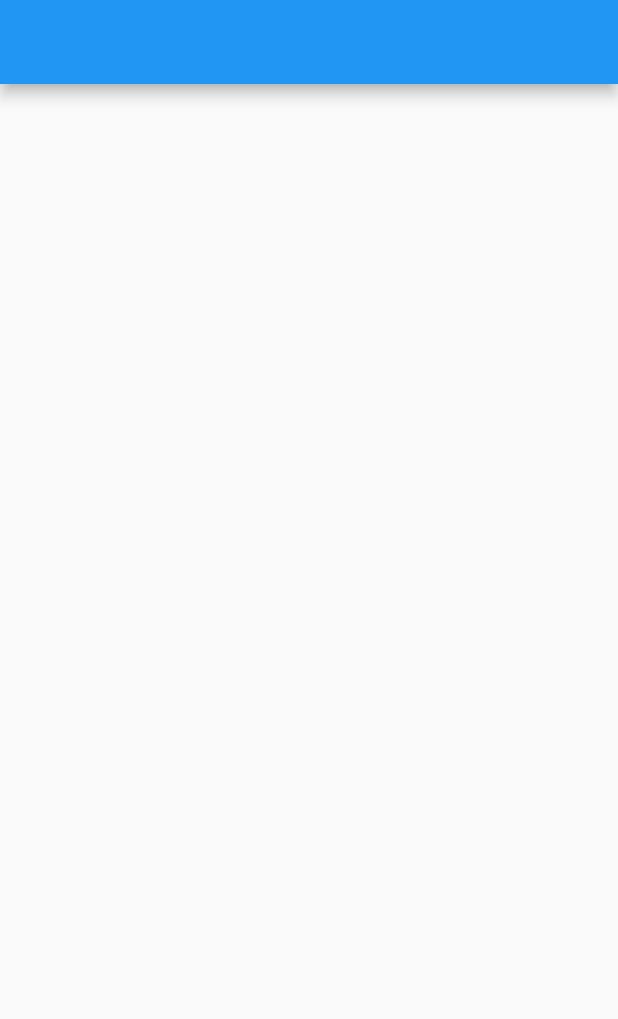
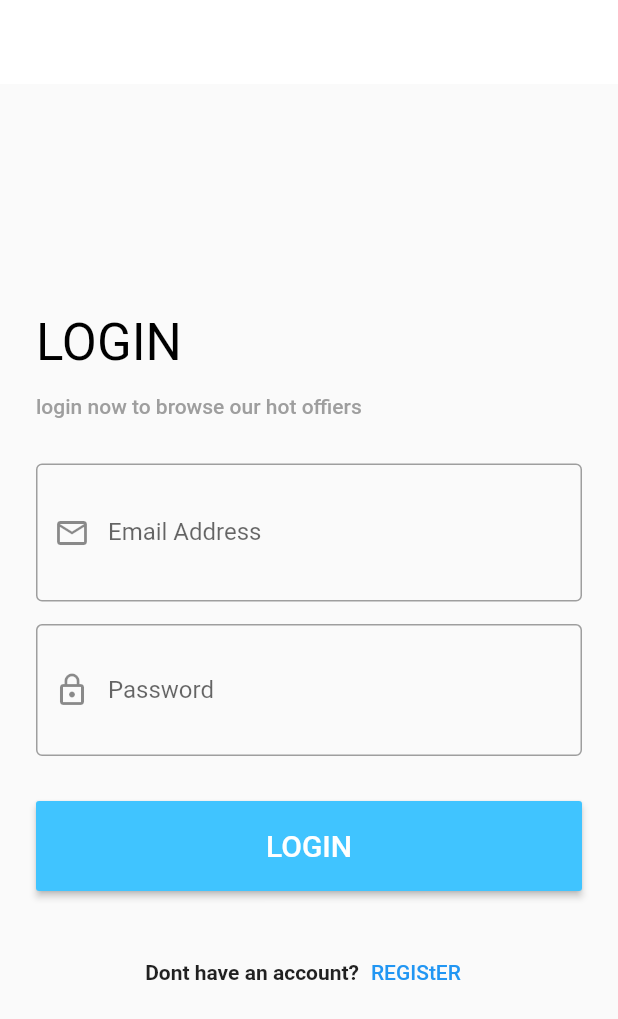
Before and after one commit to MomenAlbash/shopApp, a Flutter app: the onBoardingView screen opened directly, after a tap on "SKIP", on a phone screen of 412 x 824 dp. Shown: the top 1019 px of the screen. Run offline on Flutter 3.47's test engine with Material 2 defaults, Android fonts, the phone set to English and light mode, and no system bars; our stand-ins replace smooth_page_indicator.

Commit message:
finish LoginView

```diff
--- a/lib/main.dart
+++ b/lib/main.dart
@@ -1,5 +1,5 @@
 import 'package:flutter/material.dart';
-import 'package:shopapp/views/onBoardingView.dart';
+import 'package:shopapp/views/LoginView.dart';
 
 void main(){
   runApp(shopApp());
@@ -9,8 +9,15 @@ class shopApp extends StatelessWidget {
   @override
   Widget build(BuildContext context) {
     return MaterialApp(
+
       debugShowCheckedModeBanner: false,
-      home: onBoardingView(),
+      home: LoginView(),
+      theme: ThemeData(
+        appBarTheme: AppBarTheme(
+          backgroundColor: Colors.white,
+          elevation: 0,
+        ),
+      ),
     );
   }
 }
--- a/lib/views/LoginView.dart
+++ b/lib/views/LoginView.dart
@@ -1,11 +1,96 @@
 import 'package:flutter/material.dart';
+import 'package:shopapp/widgets/CustomMaterialButton.dart';
+import 'package:shopapp/widgets/CustomTextFormField.dart';
 
 class LoginView extends StatelessWidget {
   const LoginView({super.key});
+
   @override
   Widget build(BuildContext context) {
+    var emailController = TextEditingController();
+    var passwordController = TextEditingController();
     return Scaffold(
       appBar: AppBar(),
+      body: Center(
+        child: SingleChildScrollView(
+          child: Padding(
+            padding: const EdgeInsets.symmetric(horizontal: 24.0),
+            child: Column(
+              crossAxisAlignment: CrossAxisAlignment.start,
+              children: [
+                Text(
+                  'LOGIN',
+                  style: Theme.of(context)
+                      .textTheme
+                      .headline4!
+                      .copyWith(color: Colors.black),
+                ),
+                const SizedBox(
+                  height: 15,
+                ),
+                Text(
+                  'login now to browse our hot offiers',
+                  style: Theme.of(context)
+                      .textTheme
+                      .bodyText1!
+                      .copyWith(color: Colors.grey),
+                ),
+                const SizedBox(
+                  height: 30,
+                ),
+                CustomTextField(
+                  textInputType: TextInputType.emailAddress,
+                  controller: emailController,
+                  labelText: 'Email Address',
+                  prefix: Icons.email_outlined,
+                  validate: (value) {
+                    if (value!.isEmpty) {
+                      return 'please enter your email address';
+                    }
+                  },
+                ),
+                const SizedBox(
+                  height: 15,
+                ),
+                CustomTextField(
+                  textInputType: TextInputType.visiblePassword,
+                  controller: passwordController,
+                  labelText: 'Password',
+                  prefix: Icons.lock_outline,
+                  validate: (value) {
+                    if (value!.isEmpty) {
+                      return 'password is too short';
+                    }
+                  },
+                  suffix: Icons.visibility,
+                ),
+                const SizedBox(
+                  height: 30,
+                ),
+                CustomMaterialButton(color: Colors.lightBlueAccent, onpressed: () {}),
+                const SizedBox(
+                  height: 30,
+                ),
+                Row(
+                  mainAxisAlignment: MainAxisAlignment.center,
+                  children: [
+                    const Text(
+                      'Dont have an account?',
+                      style: TextStyle(
+                        fontWeight: FontWeight.bold,
+                      ),
+                    ),
+                    TextButton(
+                      onPressed: () {},
+                      child: Text('REGIStER'),
+                    ),
+                  ],
+                ),
+              ],
+            ),
+          ),
+        ),
+      ),
     );
   }
 }
--- /dev/null
+++ b/lib/widgets/CustomMaterialButton.dart
@@ -0,0 +1,20 @@
+import 'package:flutter/material.dart';
+
+class CustomMaterialButton extends StatelessWidget {
+   CustomMaterialButton({required this.color,required this.onpressed,super.key});
+   final Function() onpressed;
+   final Color color;
+  @override
+  Widget build(BuildContext context) {
+    return Container(
+      height: 60,
+      width: double.infinity,
+      child: MaterialButton(
+        onPressed: () {},
+        color: color,
+        child: const Text('LOGIN',style: TextStyle(color: Colors.white,fontSize: 20),),
+      ),
+    );
+
+  }
+}
--- /dev/null
+++ b/lib/widgets/CustomTextFormField.dart
@@ -0,0 +1,58 @@
+
+import 'package:flutter/material.dart';
+
+class CustomTextField extends StatelessWidget {
+  CustomTextField({
+    required this.textInputType,
+    this.onchange,
+     this.hintText,
+    this.minLines,
+    required this.controller,
+    required this.labelText,
+    this.suffix,
+    this.prefix,
+    this.validate
+  }) ;
+  final String? hintText;
+  final String labelText;
+  final TextInputType textInputType;
+  Function(String)? onchange;
+  final int? minLines;
+  final TextEditingController controller;
+  final String? Function(String?)? validate;
+  final IconData? suffix;
+  final IconData? prefix;
+  @override
+  Widget build(BuildContext context) {
+    return TextFormField(
+      controller: controller,
+      minLines: 1,
+      maxLines: 5,
+
+      validator: validate ,
+      keyboardType: textInputType,
+      onChanged: onchange,
+      decoration: InputDecoration(
+        hintText: hintText,
+        labelText: labelText,
+        prefixIcon: Icon(prefix),
+        hintStyle: const TextStyle(color: Colors.grey),
+        enabled: true,
+        suffix:IconButton(
+          onPressed: (){},
+          icon: Icon(suffix),
+        ) ,
+        focusedBorder :const OutlineInputBorder(
+          borderSide: BorderSide(
+            color: Colors.grey,
+          ),
+        ),
+        enabledBorder:const OutlineInputBorder(
+          borderSide: BorderSide(
+            color: Colors.grey,
+          ),
+        ),
+      ),
+    );
+  }
+}
```
